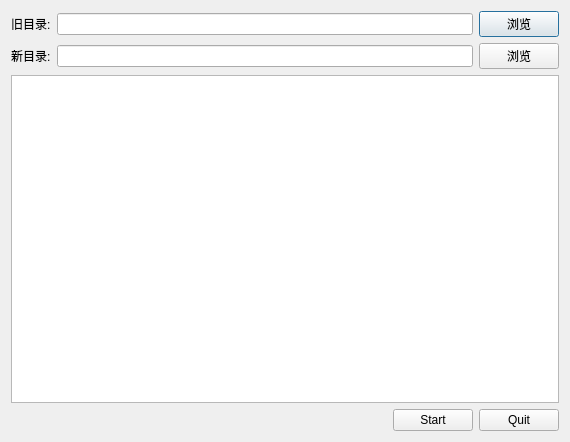
The window that QGcldTools/qresourcediffdialog.ui (luxiaodong/Qt) describes before a commit, drawn with Qt 5.
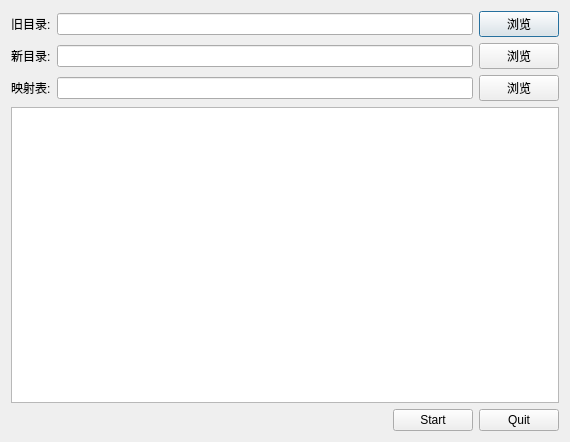
The same window after the commit.

Commit message: add stand dir

```diff
--- a/QGcldTools/qresourcediffdialog.ui
+++ b/QGcldTools/qresourcediffdialog.ui
@@ -58,6 +58,27 @@
        </item>
       </layout>
      </item>
+     <item>
+      <layout class="QHBoxLayout" name="horizontalLayout_4">
+       <item>
+        <widget class="QLabel" name="label_3">
+         <property name="text">
+          <string>映射表:</string>
+         </property>
+        </widget>
+       </item>
+       <item>
+        <widget class="QLineEdit" name="standDir"/>
+       </item>
+       <item>
+        <widget class="QPushButton" name="browse3">
+         <property name="text">
+          <string>浏览</string>
+         </property>
+        </widget>
+       </item>
+      </layout>
+     </item>
      <item>
       <widget class="QTextBrowser" name="textBrowser"/>
      </item>
```
The commit also changes 2 other files.
